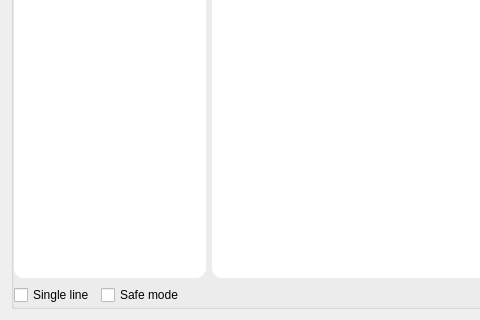
The window that src/mainwindow.ui (SchnJulian/AutoHeader) describes before a commit, drawn with Qt 5; both pictures show x 0 to 480 and y 269 to 589 of the 915 by 589 pixel window.
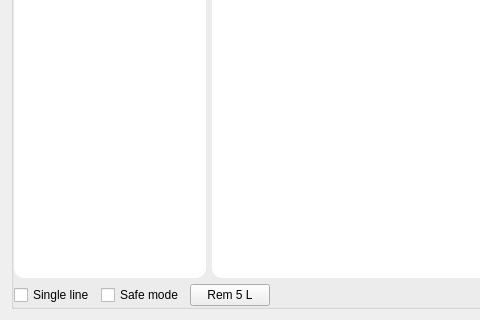
The same window after the commit. Icons and pictures are not drawn.

Commit message:
Added elteHeader func
Remove first n lines of commented code (or a header) in all of the selected files

```diff
--- a/src/mainwindow.ui
+++ b/src/mainwindow.ui
@@ -71,6 +71,13 @@
            </property>
           </widget>
          </item>
+         <item>
+          <widget class="QPushButton" name="removeLinesButton">
+           <property name="text">
+            <string>Rem 5 L</string>
+           </property>
+          </widget>
+         </item>
          <item>
           <spacer name="horizontalSpacer_4">
            <property name="orientation">
```
The commit also changes 2 other files.
